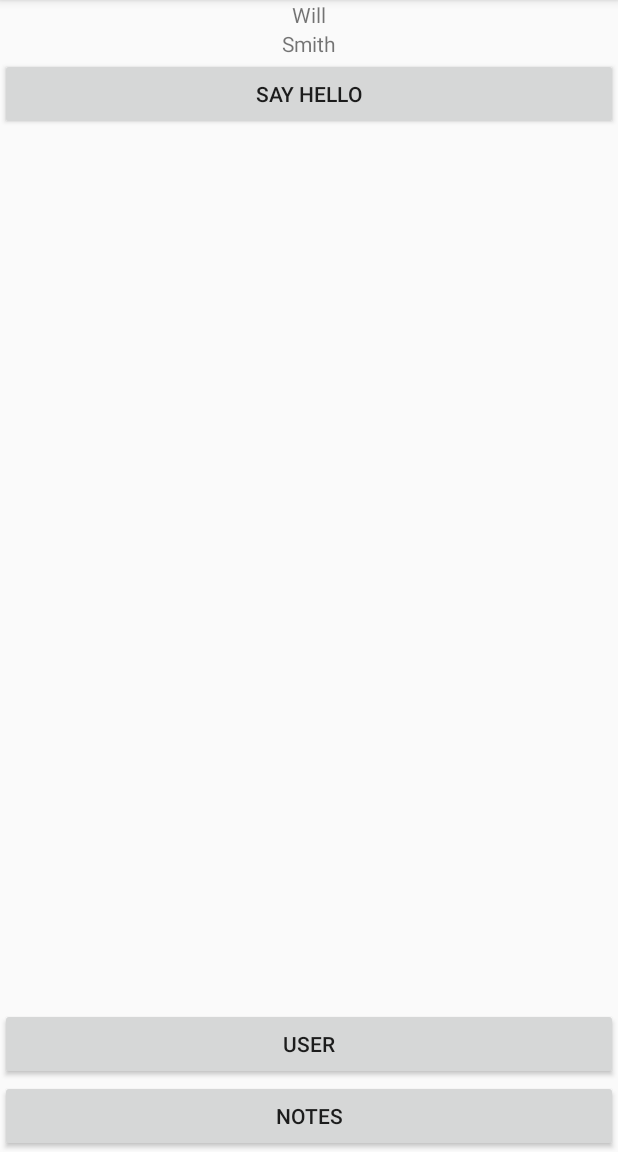
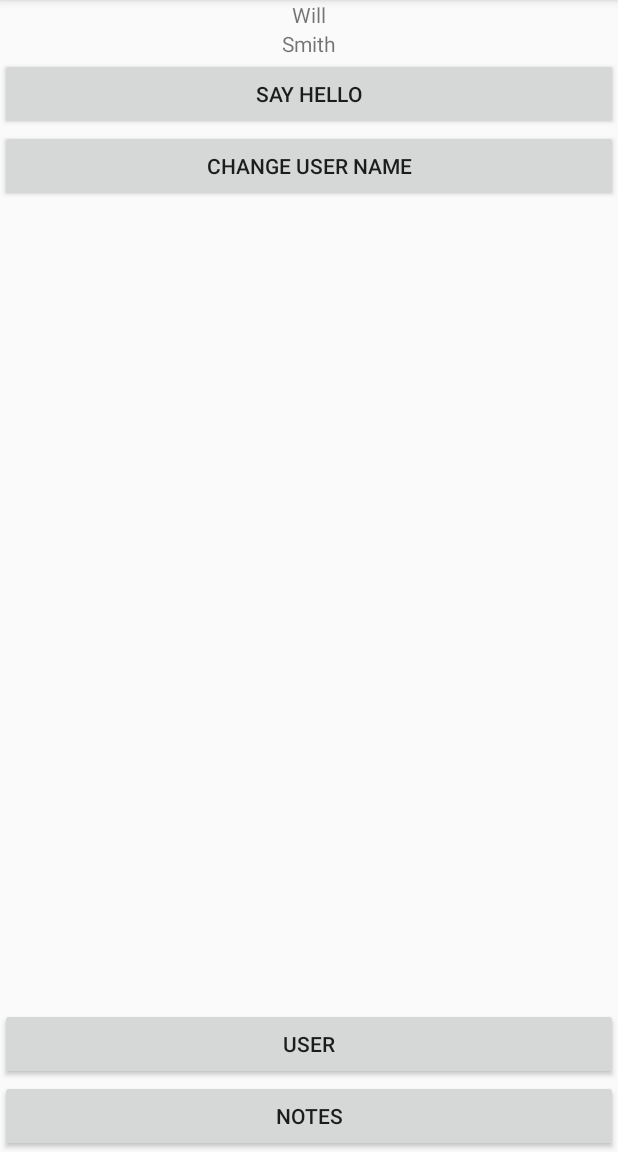
Before and after one commit to xiaoRoy/GrowthCodeLab, an Android app: the DataBindingActivity screen opened directly, with no data from a screen before it, after a tap on "USER", on a phone screen of 412 x 824 dp, the part 84-1236 px from its top. Run offline under Robolectric (Android 15) with nearby library versions, the phone set to English and light mode, and no system bars; our stand-ins replace data binding.

Commit message:
Finished Observable objects.

```diff
--- a/app/src/main/java/com/learn/growthcodelab/activity/DataBindingActivity.java
+++ b/app/src/main/java/com/learn/growthcodelab/activity/DataBindingActivity.java
@@ -9,7 +9,7 @@ import android.view.View;
 
 import com.learn.growthcodelab.R;
 import com.learn.growthcodelab.databinding.ActivityDataBindingBinding;
-import com.learn.growthcodelab.databinding.Users.UserFragment;
+import com.learn.growthcodelab.databinding.users.UserFragment;
 import com.learn.growthcodelab.databinding.notes.NotesFragment;
 
 
--- a/app/src/main/java/com/learn/growthcodelab/databinding/model/User.java
+++ b/app/src/main/java/com/learn/growthcodelab/databinding/model/User.java
@@ -1,6 +1,11 @@
 package com.learn.growthcodelab.databinding.model;
 
-public class User {
+import android.databinding.BaseObservable;
+import android.databinding.Bindable;
+
+import com.android.databinding.library.baseAdapters.BR;
+
+public class User extends BaseObservable {
 
     private String firstName;
     private String lastName;
@@ -10,19 +15,23 @@ public class User {
         this.lastName = lastName;
     }
 
+    @Bindable
     public String getFirstName() {
         return firstName;
     }
 
     public void setFirstName(String firstName) {
         this.firstName = firstName;
+        notifyPropertyChanged(BR.firstName);
     }
 
+    @Bindable
     public String getLastName() {
         return lastName;
     }
 
     public void setLastName(String lastName) {
         this.lastName = lastName;
+        notifyPropertyChanged(BR.lastName);
     }
 }
--- a/app/src/main/java/com/learn/growthcodelab/databinding/Users/UserClickHandler.java
+++ b/app/src/main/java/com/learn/growthcodelab/databinding/users/UserClickHandler.java
@@ -1,8 +1,10 @@
-package com.learn.growthcodelab.databinding.Users;
+package com.learn.growthcodelab.databinding.users;
 
 
 import com.learn.growthcodelab.databinding.model.User;
 
 public interface UserClickHandler {
     void onShowMessageClicked(User user);
+
+    void changUserName(User user);
 }
--- a/app/src/main/res/layout/fragment_user.xml
+++ b/app/src/main/res/layout/fragment_user.xml
@@ -11,7 +11,7 @@
         />
         <variable
             name="userClickHandler"
-            type="com.learn.growthcodelab.databinding.Users.UserClickHandler"
+            type="com.learn.growthcodelab.databinding.users.UserClickHandler"
         />
     </data>
 
@@ -41,5 +41,11 @@
             android:text="@string/s_data_binding_user_say_hello"
             android:onClick="@{() -> userClickHandler.onShowMessageClicked(user)}"
             />
+        <Button
+            android:layout_width="match_parent"
+            android:layout_height="wrap_content"
+            android:text="@string/s_data_binding_user_change_user_name"
+            android:onClick="@{view -> userClickHandler.changUserName(user)}"
+            />
     </LinearLayout>
 </layout>
--- a/app/src/main/res/values/strings.xml
+++ b/app/src/main/res/values/strings.xml
@@ -11,5 +11,6 @@
 
     <string name="s_data_binding_user_hello">Hello I am %1$s %2$s.</string>
     <string name="s_data_binding_user_say_hello">Say Hello</string>
+    <string name="s_data_binding_user_change_user_name">Change User Name</string>
     <string name="s_data_binding_add_new_note">Add New Note</string>
 </resources>
```
Also changed, not shown: app/src/main/java/com/learn/growthcodelab/databinding/users/UserFragment.java (renamed from app/src/main/java/com/learn/growthcodelab/databinding/Users/UserFragment.java, +8 -1 lines).
